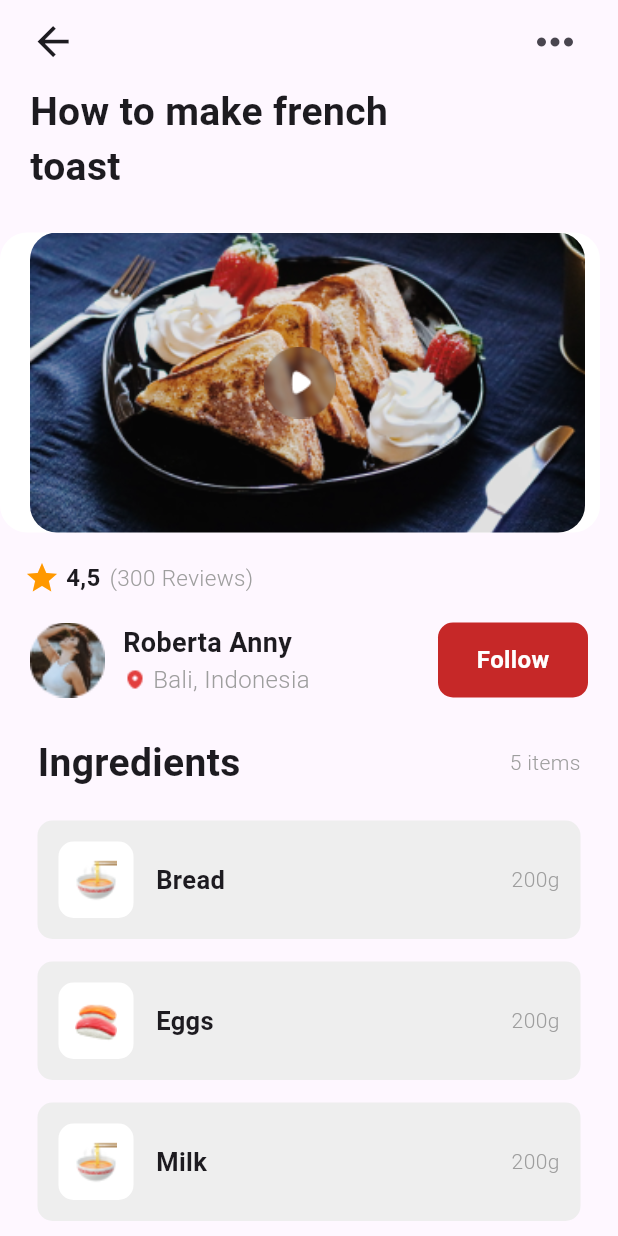
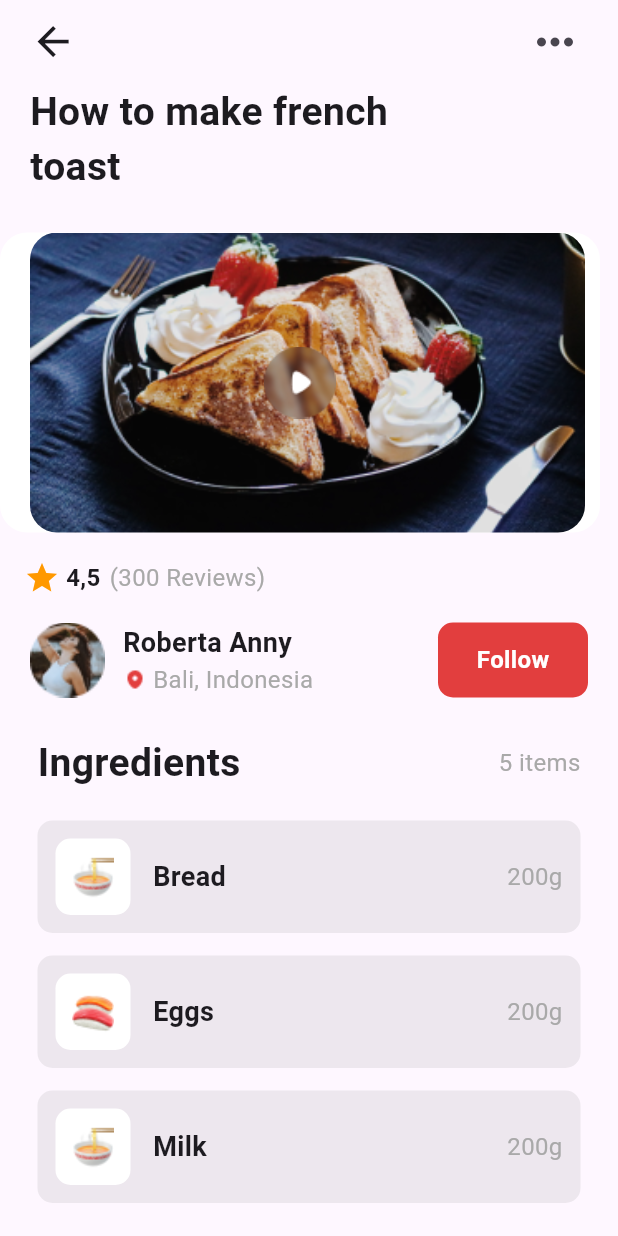
Before and after one commit to Gbeminiyi-S/foodrecipe, a Flutter app: the screen it shows after launch, on a phone screen of 412 x 824 dp. Run offline on Flutter 3.47's test engine with Material 3 defaults, Android fonts, the phone set to English and light mode, and no system bars.

Commit message:
Add final Screenshot and modify colors

```diff
--- a/food_recipe/lib/main.dart
+++ b/food_recipe/lib/main.dart
@@ -163,9 +163,10 @@ class RatingSection extends StatelessWidget {
             Text(
               "(300 Reviews)",
               style: TextStyle(
-                  fontWeight: FontWeight.w300,
-                  fontSize: 15,
-                  color: Colors.grey),
+                fontWeight: FontWeight.w400,
+                fontSize: 16,
+                color: Color(0xFFA9A9A9),
+              ),
             ),
           ],
         ));
@@ -209,9 +210,9 @@ class UserSection extends StatelessWidget {
                       const Text(
                         "Bali, Indonesia",
                         style: TextStyle(
-                          fontWeight: FontWeight.w300,
+                          fontWeight: FontWeight.w400,
                           fontSize: 16,
-                          color: Colors.grey,
+                          color: Color(0xFFA9A9A9),
                         ),
                       ),
                     ],
@@ -225,7 +226,7 @@ class UserSection extends StatelessWidget {
             width: 100,
             decoration: BoxDecoration(
               borderRadius: BorderRadius.circular(10),
-              color: Colors.red.shade800,
+              color: const Color(0xFFE23E3E),
             ),
             child: const Center(
               child: Text(
@@ -262,8 +263,9 @@ class IngredentHeaderSection extends StatelessWidget {
           Text(
             "5 items",
             style: TextStyle(
-              fontWeight: FontWeight.w300,
-              color: Colors.grey,
+              fontWeight: FontWeight.w400,
+              color: Color(0xFFA9A9A9),
+              fontSize: 16,
             ),
           ),
         ],
@@ -293,8 +295,7 @@ class IngredientSection extends StatelessWidget {
         padding: const EdgeInsets.all(12),
         decoration: BoxDecoration(
           borderRadius: BorderRadius.circular(10),
-          border: Border.all(color: Colors.transparent, width: 2),
-          color: Colors.grey.shade200,
+          color: const Color(0xFFA9A9A9).withOpacity(0.2),
         ),
         child: Row(
           mainAxisAlignment: MainAxisAlignment.spaceBetween,
@@ -316,16 +317,16 @@ class IngredientSection extends StatelessWidget {
                 Text(
                   foodName,
                   style: const TextStyle(
-                      fontSize: 17, fontWeight: FontWeight.bold),
+                      fontSize: 18, fontWeight: FontWeight.bold),
                 ),
               ],
             ),
             Text(
               foodWeight,
               style: const TextStyle(
-                fontWeight: FontWeight.w300,
-                color: Colors.grey,
-                fontSize: 14,
+                fontWeight: FontWeight.w400,
+                color: Color(0xFFA9A9A9),
+                fontSize: 16,
               ),
             ),
           ],
```
Also changed, not shown: food_recipe/assets/images/Screenshot.jpg (added).
